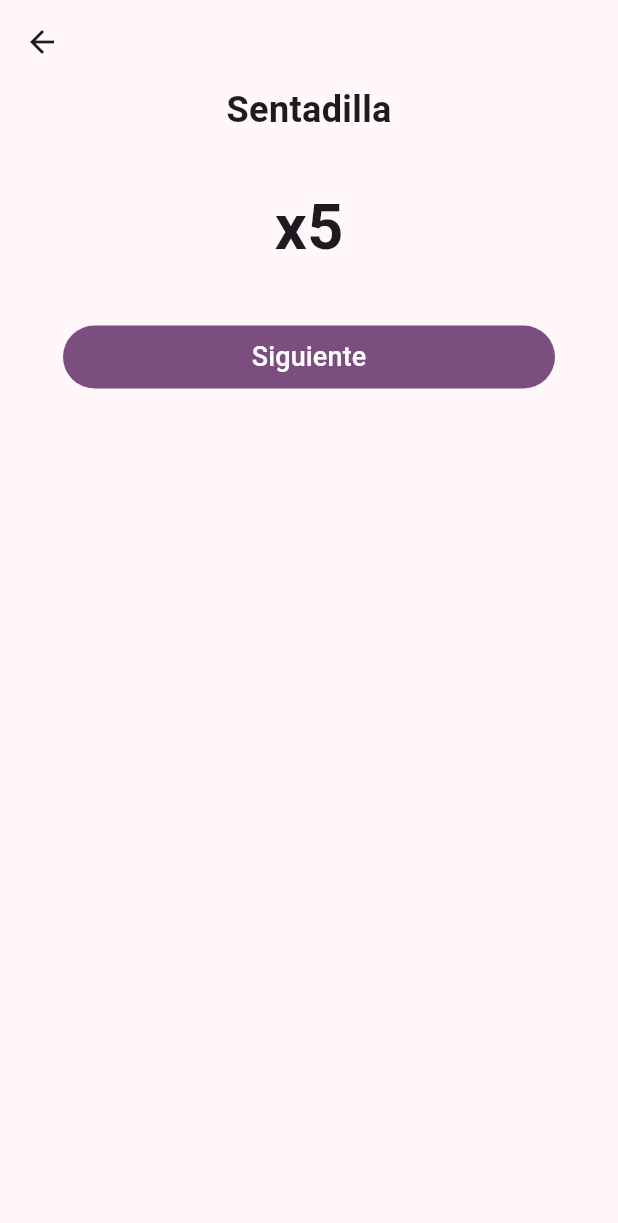
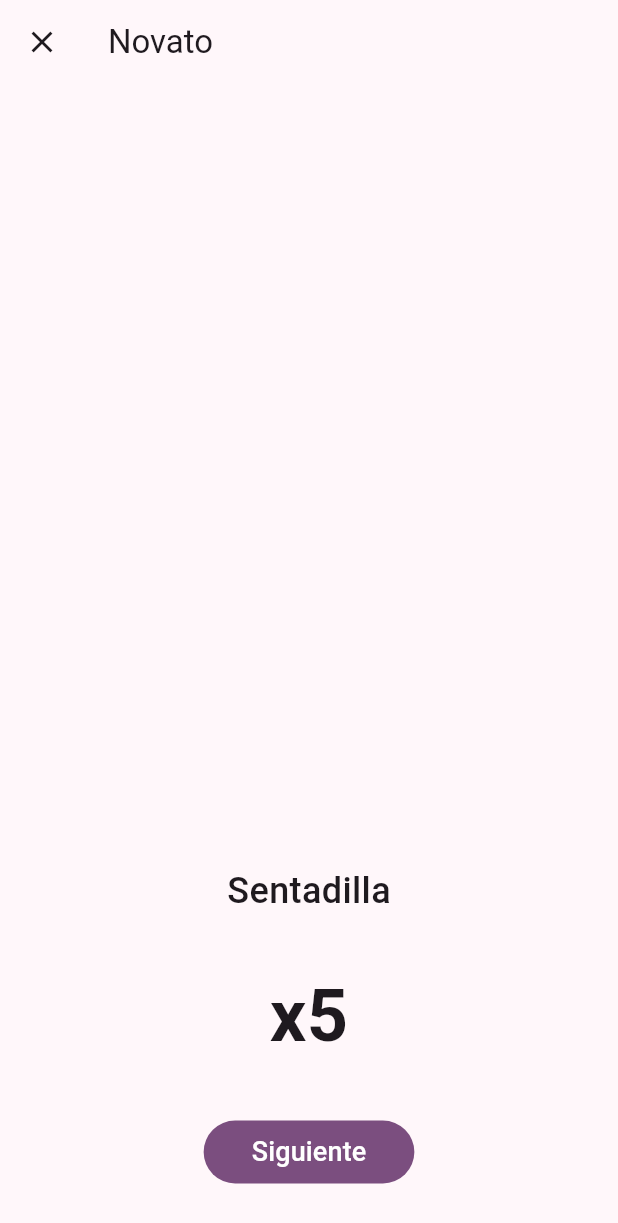
Before and after one commit to sazardev/nutriplato, a Flutter app: the ExerciseState screen opened directly with sample values from the repository, on a phone screen of 412 x 824 dp. Shown: the top 1223 px of the screen. Run offline on Flutter 3.47's test engine with Material 2 defaults, Android fonts, the phone set to English and light mode, and no system bars; our stand-ins replace font_awesome_flutter, salomon_bottom_bar, shared_preferences; accounts and stored records are empty.

Commit message:
Exercise scaffold added.

```diff
--- a/lib/screens/exercise.dart
+++ b/lib/screens/exercise.dart
@@ -18,14 +18,24 @@ class _ExerciseState extends State<ExerciseState> {
   @override
   Widget build(BuildContext context) {
     return Scaffold(
-      appBar: AppBar(),
-      body: ListView(children: [
+      appBar: AppBar(
+        title: Text(widget.fitness.name),
+        automaticallyImplyLeading: false,
+        leading: IconButton(
+          icon: const Icon(Icons.close),
+          onPressed: () {
+            Navigator.pop(context);
+          },
+        ),
+      ),
+      body: Column(children: [
+        const Spacer(),
         Center(
           child: Text(
             widget.fitness.exercises[indexExercise].name,
             style: const TextStyle(
               fontSize: 24,
-              fontWeight: FontWeight.bold,
+              fontWeight: FontWeight.w500,
             ),
           ),
         ),
@@ -35,15 +45,16 @@ class _ExerciseState extends State<ExerciseState> {
             child: Text(
               'x${widget.fitness.exercises[indexExercise].quantity}',
               style: const TextStyle(
-                fontSize: 42,
+                fontSize: 48,
                 fontWeight: FontWeight.bold,
               ),
             ),
           ),
         ),
         Padding(
-          padding: const EdgeInsets.only(left: 42, right: 42),
-          child: FilledButton(
+          padding: const EdgeInsets.only(left: 42, right: 42, bottom: 32),
+          child: indexExercise < widget.fitness.exercises.length - 1
+              ? FilledButton(
                   onPressed: () {
                     setState(() {
                       indexExercise += 1;
@@ -55,7 +66,20 @@ class _ExerciseState extends State<ExerciseState> {
                       'Siguiente',
                       style: TextStyle(fontSize: 18),
                     ),
-              )),
+                  ),
+                )
+              : FilledButton(
+                  onPressed: () {
+                    Navigator.pop(context);
+                  },
+                  child: const Padding(
+                    padding: EdgeInsets.all(8.0),
+                    child: Text(
+                      'Terminar',
+                      style: TextStyle(fontSize: 18),
+                    ),
+                  ),
+                ),
         )
       ]),
     );
--- a/lib/screens/fitness.dart
+++ b/lib/screens/fitness.dart
@@ -1,7 +1,6 @@
 import 'package:flutter/material.dart';
 
 import '../data/fitness/exercises.dart';
-import '../models/exercise.dart';
 import 'exercise.dart';
 
 class Fitness extends StatefulWidget {
```
Lines whose indentation alone changed are shown as unchanged.
